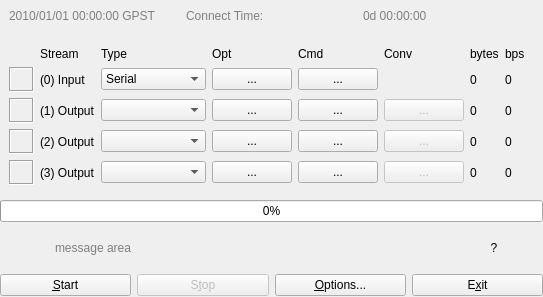
Before: the Qt Designer form app/strsvr_qt/svrmain.ui in tomojitakasu/RTKLIB, drawn with Qt 5.
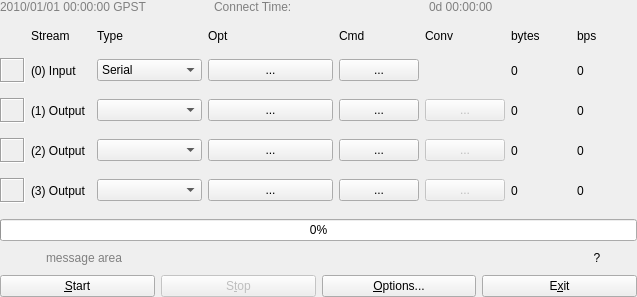
After: the same form once the commit is applied. Icons and pictures are not drawn.

Patch:
```diff
--- a/app/strsvr_qt/svrmain.ui
+++ b/app/strsvr_qt/svrmain.ui
@@ -6,7 +6,7 @@
    <rect>
     <x>0</x>
     <y>0</y>
-    <width>543</width>
+    <width>637</width>
     <height>297</height>
    </rect>
   </property>
@@ -61,6 +61,12 @@
         <property name="enabled">
          <bool>true</bool>
         </property>
+        <property name="sizePolicy">
+         <sizepolicy hsizetype="Preferred" vsizetype="Fixed">
+          <horstretch>0</horstretch>
+          <verstretch>0</verstretch>
+         </sizepolicy>
+        </property>
         <property name="toolTip">
          <string/>
         </property>
@@ -71,6 +77,18 @@
          <string/>
         </property>
         <layout class="QHBoxLayout" name="horizontalLayout">
+         <property name="leftMargin">
+          <number>0</number>
+         </property>
+         <property name="topMargin">
+          <number>0</number>
+         </property>
+         <property name="rightMargin">
+          <number>0</number>
+         </property>
+         <property name="bottomMargin">
+          <number>0</number>
+         </property>
          <item>
           <widget class="QLabel" name="Time">
            <property name="enabled">
@@ -239,6 +257,18 @@
          <string/>
         </property>
         <layout class="QGridLayout" name="gridLayout">
+         <property name="leftMargin">
+          <number>0</number>
+         </property>
+         <property name="topMargin">
+          <number>0</number>
+         </property>
+         <property name="rightMargin">
+          <number>0</number>
+         </property>
+         <property name="bottomMargin">
+          <number>0</number>
+         </property>
          <item row="1" column="3" colspan="2">
           <widget class="QPushButton" name="BtnInput">
            <property name="enabled">
@@ -1087,6 +1117,12 @@
            <property name="enabled">
             <bool>true</bool>
            </property>
+           <property name="sizePolicy">
+            <sizepolicy hsizetype="Preferred" vsizetype="Fixed">
+             <horstretch>0</horstretch>
+             <verstretch>0</verstretch>
+            </sizepolicy>
+           </property>
            <property name="toolTip">
             <string/>
            </property>
@@ -1150,6 +1186,12 @@
            <property name="enabled">
             <bool>true</bool>
            </property>
+           <property name="sizePolicy">
+            <sizepolicy hsizetype="Preferred" vsizetype="Fixed">
+             <horstretch>0</horstretch>
+             <verstretch>0</verstretch>
+            </sizepolicy>
+           </property>
            <property name="toolTip">
             <string/>
            </property>
@@ -1163,6 +1205,12 @@
            <property name="enabled">
             <bool>true</bool>
            </property>
+           <property name="sizePolicy">
+            <sizepolicy hsizetype="Preferred" vsizetype="Fixed">
+             <horstretch>0</horstretch>
+             <verstretch>0</verstretch>
+            </sizepolicy>
+           </property>
            <property name="toolTip">
             <string/>
            </property>
@@ -1176,6 +1224,12 @@
            <property name="enabled">
             <bool>true</bool>
            </property>
+           <property name="sizePolicy">
+            <sizepolicy hsizetype="Preferred" vsizetype="Fixed">
+             <horstretch>0</horstretch>
+             <verstretch>0</verstretch>
+            </sizepolicy>
+           </property>
            <property name="toolTip">
             <string/>
            </property>
@@ -1189,6 +1243,12 @@
            <property name="enabled">
             <bool>true</bool>
            </property>
+           <property name="sizePolicy">
+            <sizepolicy hsizetype="Preferred" vsizetype="Fixed">
+             <horstretch>0</horstretch>
+             <verstretch>0</verstretch>
+            </sizepolicy>
+           </property>
            <property name="toolTip">
             <string/>
            </property>
@@ -1202,6 +1262,12 @@
            <property name="enabled">
             <bool>true</bool>
            </property>
+           <property name="sizePolicy">
+            <sizepolicy hsizetype="Preferred" vsizetype="Fixed">
+             <horstretch>0</horstretch>
+             <verstretch>0</verstretch>
+            </sizepolicy>
+           </property>
            <property name="toolTip">
             <string/>
            </property>
@@ -1347,6 +1413,12 @@
            <property name="enabled">
             <bool>true</bool>
            </property>
+           <property name="sizePolicy">
+            <sizepolicy hsizetype="Preferred" vsizetype="Fixed">
+             <horstretch>0</horstretch>
+             <verstretch>0</verstretch>
+            </sizepolicy>
+           </property>
            <property name="toolTip">
             <string/>
            </property>
@@ -1422,6 +1494,12 @@
         <property name="enabled">
          <bool>true</bool>
         </property>
+        <property name="sizePolicy">
+         <sizepolicy hsizetype="Preferred" vsizetype="Fixed">
+          <horstretch>0</horstretch>
+          <verstretch>0</verstretch>
+         </sizepolicy>
+        </property>
         <property name="toolTip">
          <string/>
         </property>
@@ -1432,6 +1510,18 @@
          <string/>
         </property>
         <layout class="QHBoxLayout" name="horizontalLayout_2">
+         <property name="leftMargin">
+          <number>0</number>
+         </property>
+         <property name="topMargin">
+          <number>0</number>
+         </property>
+         <property name="rightMargin">
+          <number>0</number>
+         </property>
+         <property name="bottomMargin">
+          <number>0</number>
+         </property>
          <item>
           <widget class="QPushButton" name="BtnStrMon">
            <property name="enabled">
@@ -1638,6 +1728,12 @@
    </item>
    <item>
     <widget class="QWidget" name="widget" native="true">
+     <property name="sizePolicy">
+      <sizepolicy hsizetype="Preferred" vsizetype="Fixed">
+       <horstretch>0</horstretch>
+       <verstretch>0</verstretch>
+      </sizepolicy>
+     </property>
      <layout class="QHBoxLayout" name="horizontalLayout_3">
       <property name="leftMargin">
        <number>0</number>
```
Left out of the diff: 13 changed lines with no effect on the pictures.
